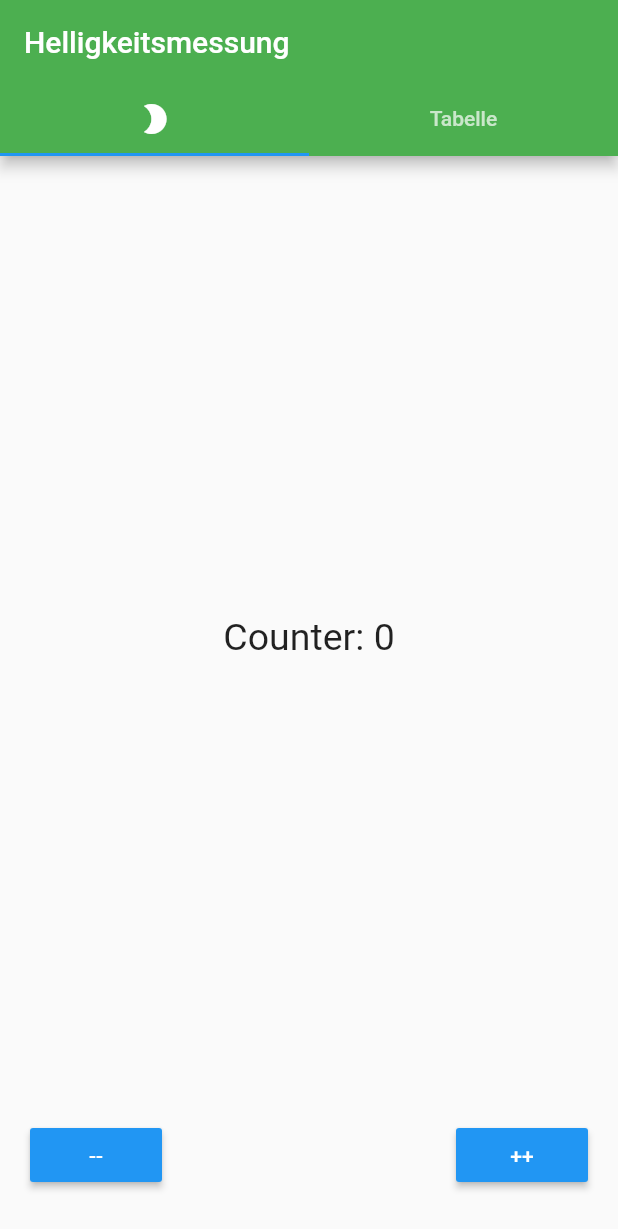
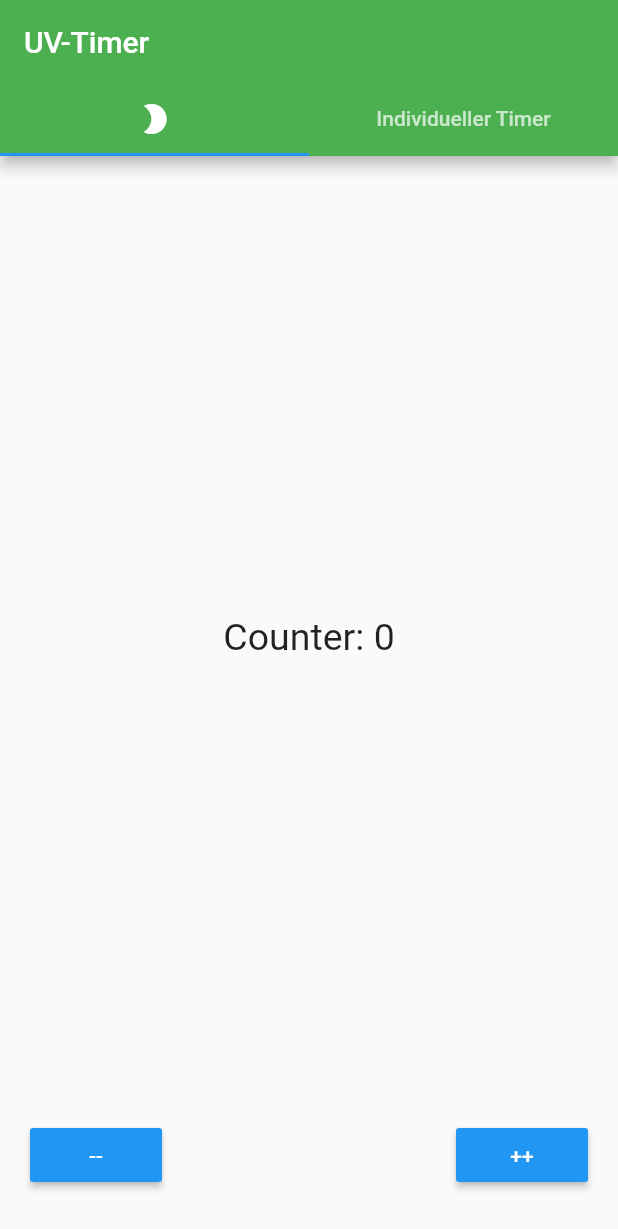
Before and after one commit to koehlerfelix/Wearable, a Flutter app: the screen it shows after launch, on a phone screen of 412 x 824 dp. Shown: the top 1229 px of the screen. Run offline on Flutter 3.47's test engine with Material 2 defaults, Android fonts, the phone set to English and light mode, and no system bars; our stand-ins replace flutter_blue.

Commit message:
changed name

```diff
--- a/lib/main.dart
+++ b/lib/main.dart
@@ -2,7 +2,7 @@ import 'package:flutter/material.dart';
 import 'package:flutter_blue/flutter_blue.dart';
 
 void main() => runApp(MaterialApp(
-  title: 'Brightness-meassure',
+  title: 'UV-meassure',
   home: new Home(),
 ));
 
@@ -14,12 +14,12 @@ class Home extends StatelessWidget {
       length: 2,
       child: new Scaffold(
         appBar: new AppBar(
-          title: new Text("Helligkeitsmessung"),
+          title: new Text("UV-Timer"),
           backgroundColor: Colors.green,
           bottom: new TabBar(
             tabs: <Widget>[
               new Tab(icon: Icon(Icons.brightness_2)),
-              new Tab(text: "Tabelle"),
+              new Tab(text: "Individueller Timer"),
             ],
           ),
         ),
```
